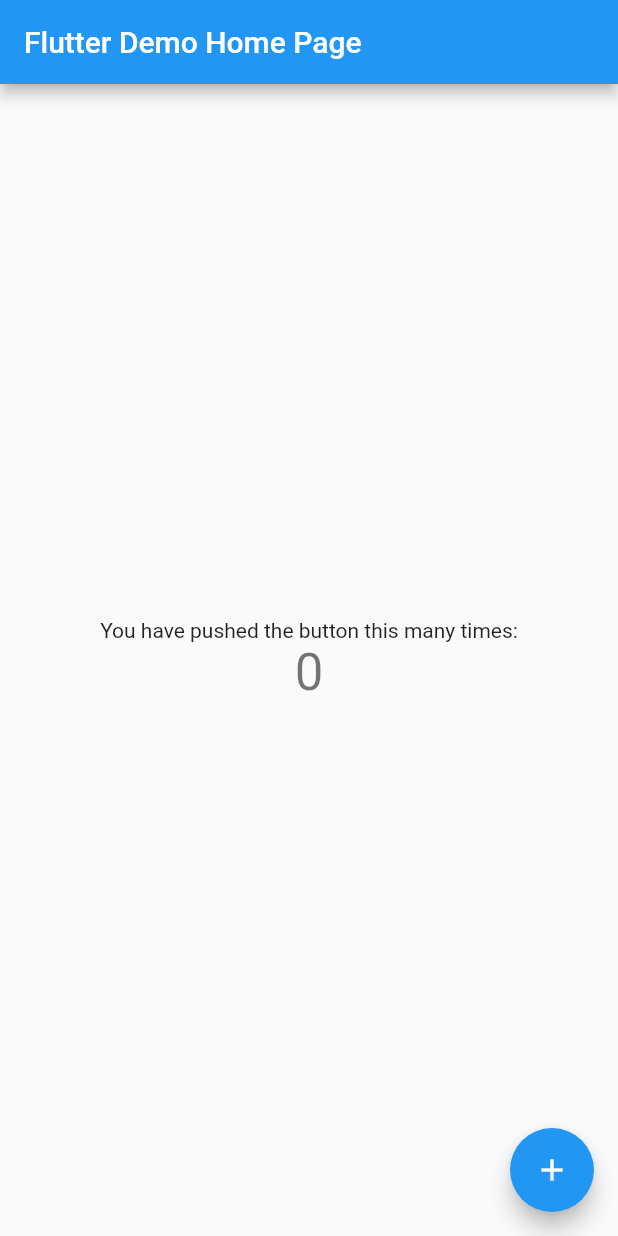
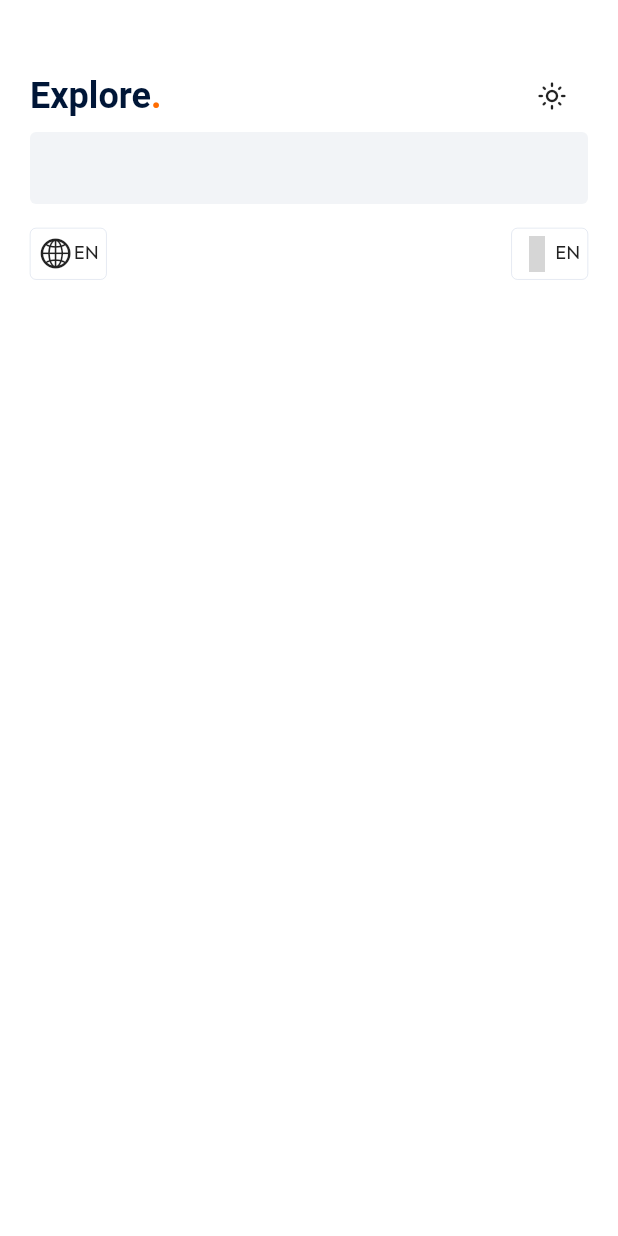
Before and after one commit to fiki2002/Country_Api, a Flutter app: the screen it shows after launch, on a phone screen of 412 x 824 dp. Run offline on Flutter 3.47's test engine with Material 2 defaults, Android fonts, the phone set to English and light mode, and no system bars; our stand-ins replace google_fonts; statements that could not run were skipped; grey boxes are pictures that could not be loaded.

Commit message:
feat: Implemented the header

```diff
--- a/country_api/lib/main.dart
+++ b/country_api/lib/main.dart
@@ -1,115 +1,26 @@
 import 'package:flutter/material.dart';
 
+import 'theme/app_colors.dart';
+import 'views/country_page.dart';
+
 void main() {
-  runApp(const MyApp());
+  runApp(
+    const CountryApi(),
+  );
 }
 
-class MyApp extends StatelessWidget {
-  const MyApp({super.key});
+class CountryApi extends StatelessWidget {
+  const CountryApi({super.key});
 
-  // This widget is the root of your application.
   @override
   Widget build(BuildContext context) {
     return MaterialApp(
-      title: 'Flutter Demo',
-      theme: ThemeData(
-        // This is the theme of your application.
-        //
-        // Try running your application with "flutter run". You'll see the
-        // application has a blue toolbar. Then, without quitting the app, try
-        // changing the primarySwatch below to Colors.green and then invoke
-        // "hot reload" (press "r" in the console where you ran "flutter run",
-        // or simply save your changes to "hot reload" in a Flutter IDE).
-        // Notice that the counter didn't reset back to zero; the application
-        // is not restarted.
-        primarySwatch: Colors.blue,
-      ),
-      home: const MyHomePage(title: 'Flutter Demo Home Page'),
+      title: 'Country Api',
+      debugShowCheckedModeBanner: false,
+      home: const CountryPage(),
+      themeMode: ThemeMode.system,
+      theme: CountryAppTheme.lightTheme,
+      darkTheme: CountryAppTheme.darkTheme,
     );
   }
 }
-
-class MyHomePage extends StatefulWidget {
-  const MyHomePage({super.key, required this.title});
-
-  // This widget is the home page of your application. It is stateful, meaning
-  // that it has a State object (defined below) that contains fields that affect
-  // how it looks.
-
-  // This class is the configuration for the state. It holds the values (in this
-  // case the title) provided by the parent (in this case the App widget) and
-  // used by the build method of the State. Fields in a Widget subclass are
-  // always marked "final".
-
-  final String title;
-
-  @override
-  State<MyHomePage> createState() => _MyHomePageState();
-}
-
-class _MyHomePageState extends State<MyHomePage> {
-  int _counter = 0;
-
-  void _incrementCounter() {
-    setState(() {
-      // This call to setState tells the Flutter framework that something has
-      // changed in this State, which causes it to rerun the build method below
-      // so that the display can reflect the updated values. If we changed
-      // _counter without calling setState(), then the build method would not be
-      // called again, and so nothing would appear to happen.
-      _counter++;
-    });
-  }
-
-  @override
-  Widget build(BuildContext context) {
-    // This method is rerun every time setState is called, for instance as done
-    // by the _incrementCounter method above.
-    //
-    // The Flutter framework has been optimized to make rerunning build methods
-    // fast, so that you can just rebuild anything that needs updating rather
-    // than having to individually change instances of widgets.
-    return Scaffold(
-      appBar: AppBar(
-        // Here we take the value from the MyHomePage object that was created by
-        // the App.build method, and use it to set our appbar title.
-        title: Text(widget.title),
-      ),
-      body: Center(
-        // Center is a layout widget. It takes a single child and positions it
-        // in the middle of the parent.
-        child: Column(
-          // Column is also a layout widget. It takes a list of children and
-          // arranges them vertically. By default, it sizes itself to fit its
-          // children horizontally, and tries to be as tall as its parent.
-          //
-          // Invoke "debug painting" (press "p" in the console, choose the
-          // "Toggle Debug Paint" action from the Flutter Inspector in Android
-          // Studio, or the "Toggle Debug Paint" command in Visual Studio Code)
-          // to see the wireframe for each widget.
-          //
-          // Column has various properties to control how it sizes itself and
-          // how it positions its children. Here we use mainAxisAlignment to
-          // center the children vertically; the main axis here is the vertical
-          // axis because Columns are vertical (the cross axis would be
-          // horizontal).
-          mainAxisAlignment: MainAxisAlignment.center,
-          children: <Widget>[
-            const Text(
-              'You have pushed the button this many times:',
-            ),
-            Text(
-              '$_counter',
-              style: Theme.of(context).textTheme.headline4,
-            ),
-          ],
-        ),
-      ),
-      floatingActionButton: FloatingActionButton(
-        onPressed: _incrementCounter,
-        tooltip: 'Increment',
-        child: const Icon(Icons.add),
-      ), // This trailing comma makes auto-formatting nicer for build methods.
-    );
-  }
-}
--- /dev/null
+++ b/country_api/lib/theme/app_colors.dart
@@ -0,0 +1,15 @@
+import 'package:flutter/material.dart';
+
+class CountryAppTheme {
+  static final darkTheme = ThemeData(
+    scaffoldBackgroundColor: const Color(0xff000f24),
+    hintColor: const Color(0xffEAECF0),
+    backgroundColor: const Color(0xff98A2B3).withOpacity(0.2),
+  );
+
+  static final lightTheme = ThemeData(
+    scaffoldBackgroundColor: const Color(0xffFFFFFF),
+    hintColor: const Color(0xff001637),
+    backgroundColor: const Color(0xffF2F4F7),
+  );
+}
--- /dev/null
+++ b/country_api/lib/theme/app_fonts.dart
@@ -0,0 +1,3 @@
+abstract class CountryAppFonts {
+  static String get axiformaRegular => 'Axiforma Regular';
+}
--- /dev/null
+++ b/country_api/lib/views/components/country_app_header.dart
@@ -0,0 +1,64 @@
+import 'package:flutter/cupertino.dart';
+import 'package:flutter/material.dart';
+import 'package:google_fonts/google_fonts.dart';
+
+class CountryAppHeader extends StatefulWidget {
+  const CountryAppHeader({super.key});
+
+  @override
+  State<CountryAppHeader> createState() => _CountryAppHeaderState();
+}
+
+class _CountryAppHeaderState extends State<CountryAppHeader> {
+  @override
+  Widget build(BuildContext context) {
+    final theme = MediaQuery.of(context).platformBrightness;
+    return Row(
+      mainAxisAlignment: MainAxisAlignment.spaceBetween,
+      children: [
+        RichText(
+          text: TextSpan(
+            text: 'Explore',
+            style: GoogleFonts.elsieSwashCaps(
+              color: Theme.of(context).hintColor,
+              fontSize: 24,
+              fontWeight: FontWeight.w700,
+            ),
+            children: [
+              TextSpan(
+                text: '.',
+                style: GoogleFonts.elsieSwashCaps(
+                  color: const Color(0xffFF6C00),
+                  fontSize: 24,
+                  fontWeight: FontWeight.w700,
+                ),
+              ),
+            ],
+          ),
+        ),
+        theme == Brightness.dark
+            ? IconButton(
+                onPressed: () {
+                  setState(() {
+                    ThemeMode.system == ThemeMode.light;
+                  });
+                },
+                icon: const Icon(
+                  CupertinoIcons.moon_circle_fill,
+                  color: Color(0xffeaecf0),
+                  size: 20,
+                ))
+            : IconButton(
+                onPressed: () {
+                  setState(() {
+                     ThemeMode.system == ThemeMode.dark;
+                  });
+                },
+                icon: const Icon(
+                  Icons.light_mode_outlined,
+                  size: 20,
+                ))
+      ],
+    );
+  }
+}
--- /dev/null
+++ b/country_api/lib/views/components/country_app_search_bar.dart
@@ -0,0 +1,75 @@
+import 'package:flutter/cupertino.dart';
+import 'package:flutter/material.dart';
+
+import '../../theme/app_fonts.dart';
+
+class CountrySearchBar extends StatelessWidget {
+  const CountrySearchBar({super.key});
+
+  @override
+  Widget build(BuildContext context) {
+    return Column(
+      children: [
+        Container(
+          width: 380,
+          height: 48,
+          decoration: BoxDecoration(
+            borderRadius: BorderRadius.circular(4),
+            color: Theme.of(context).backgroundColor,
+          ),
+        ),
+        const SizedBox(
+          height: 16,
+        ),
+        Row(
+          mainAxisAlignment: MainAxisAlignment.spaceBetween,
+          children: [
+            buildContainer(
+              CupertinoIcons.globe,
+              'EN',
+              context,
+            ),
+            buildContainer(
+              Icons.,
+              'EN',
+              context,
+            ),
+          ],
+        ),
+      ],
+    );
+  }
+
+  Widget buildContainer(
+    IconData icon,
+    String text,
+    BuildContext context,
+  ) {
+    return Container(
+      padding: const EdgeInsets.symmetric(
+        vertical: 5,
+        horizontal: 5,
+      ),
+      decoration: BoxDecoration(
+        border: Border.all(
+          color: const Color(0xffA9B8D4),
+          width: 0.2,
+        ),
+        borderRadius: BorderRadius.circular(4),
+      ),
+      child: Row(
+        children: [
+          Icon(icon),
+          Text(
+            text,
+            style: TextStyle(
+              fontFamily: CountryAppFonts.axiformaRegular,
+              fontSize: 12,
+              fontWeight: FontWeight.w500,
+            ),
+          )
+        ],
+      ),
+    );
+  }
+}
--- /dev/null
+++ b/country_api/lib/views/country_page.dart
@@ -0,0 +1,31 @@
+import 'package:flutter/material.dart';
+
+import 'components/country_app_header.dart';
+import 'components/country_app_search_bar.dart';
+
+class CountryPage extends StatefulWidget {
+  const CountryPage({super.key});
+
+  @override
+  State<CountryPage> createState() => _CountryPageState();
+}
+
+class _CountryPageState extends State<CountryPage> {
+  @override
+  Widget build(BuildContext context) {
+    return Scaffold(
+      body: Padding(
+        padding: const EdgeInsets.symmetric(
+          vertical: 40.0,
+          horizontal: 20,
+        ),
+        child: Column(
+          children: const [
+            CountryAppHeader(),
+            CountrySearchBar(),
+          ],
+        ),
+      ),
+    );
+  }
+}
```
Also changed, not shown: country_api/pubspec.yaml (+7 -8 lines), country_api/fonts/Axiforma-Regular.ttf (added), country_api/pubspec.lock, 2 other files.
